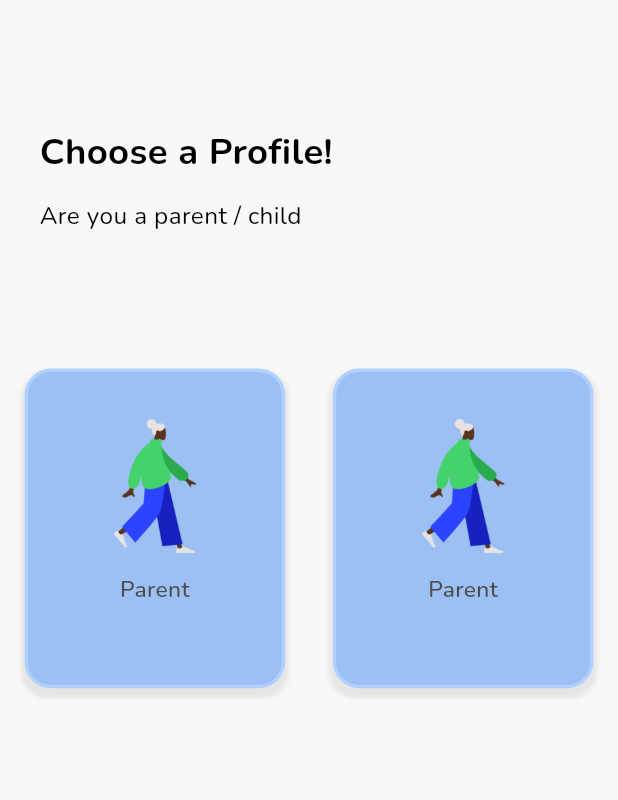
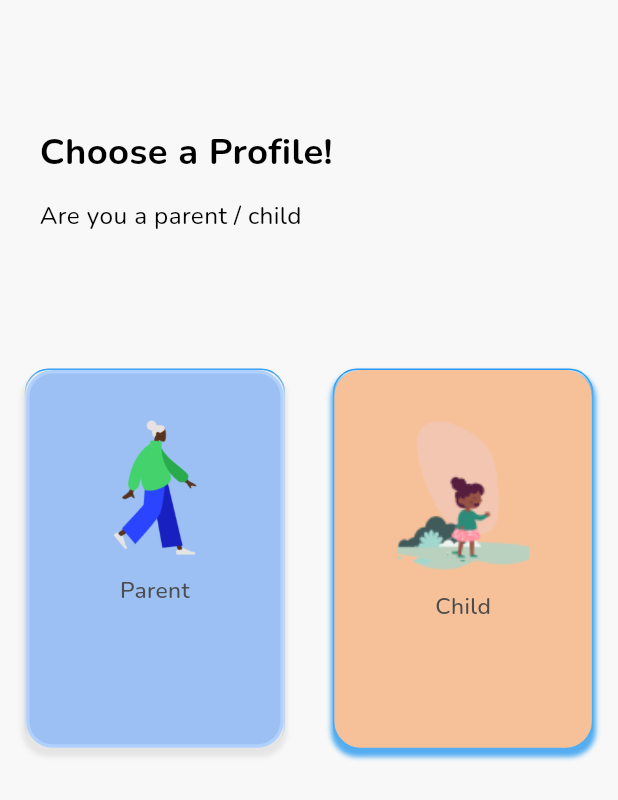
Before and after one commit to Adama101/FedaAfrica, a Flutter app: the UsertypeScreen screen opened by its route, on a phone screen of 412 x 824 dp. Shown: the top 800 px of the screen. Run offline on Flutter 3.47's test engine with Material 3 defaults, Android fonts, the phone set to English and light mode, and no system bars; our stand-ins replace cached_network_image, carousel_slider, easy_date_timeline, flutter_svg, smooth_page_indicator.

Commit message:
All done with the UserType Screen

```diff
--- a/lib/screens/others/usertype_screen/usertype_screen.dart
+++ b/lib/screens/others/usertype_screen/usertype_screen.dart
@@ -1,6 +1,7 @@
-import 'widgets/usertypescreen_item_widget.dart';
 import 'package:flutter/material.dart';
 import 'package:fedaafrica/core/app_export.dart';
+import 'package:fedaafrica/screens/others/usertype_screen/widgets/childUsertypescreen.dart';
+import 'package:fedaafrica/screens/others/usertype_screen/widgets/parentUsertypescreen.dart';
 
 class UsertypeScreen extends StatelessWidget {
   const UsertypeScreen({Key? key}) : super(key: key);
@@ -19,37 +20,79 @@ class UsertypeScreen extends StatelessWidget {
             children: [
               Padding(
                 padding: EdgeInsets.only(left: 9.h),
-                          child: Text("Choose a Profile!",
-                              style: theme.textTheme.headlineSmall)),
+                child: Text(
+                  "Choose a Profile!",
+                  style: theme.textTheme.headlineSmall,
+                ),
+              ),
               SizedBox(height: 13.v),
               Padding(
                 padding: EdgeInsets.only(left: 9.h),
-                          child: Text("Are you a parent / child",
-                              style: theme.textTheme.bodyLarge)),
+                child: Text(
+                  "Are you a parent / child",
+                  style: theme.textTheme.bodyLarge,
+                ),
+              ),
               SizedBox(height: 89.v),
-                      _buildUsertypescreen(context)
-                    ]))));
+              Row(
+                children: [
+                  Expanded(
+                    child: _parentUsertypescreen(context),
+                  ),
+                  SizedBox(width: 29.h),
+                  Expanded(
+                    child: _childUsertypescreen(context),
+                  ),
+                ],
+              ),
+            ],
+          ),
+        ),
+      ),
+    );
   }
 
-  /// Section Widget
-  Widget _buildUsertypescreen(BuildContext context) {
+  Widget _parentUsertypescreen(BuildContext context) {
     return SizedBox(
-        height: 210.v,
+      height: 250.v,
       child: ListView.separated(
         scrollDirection: Axis.horizontal,
         separatorBuilder: (context, index) {
           return SizedBox(width: 29.h);
         },
-            itemCount: 2,
+        itemCount: 1,
         itemBuilder: (context, index) {
-              return UsertypescreenItemWidget(onTapFrame: () {
-                onTapFrame(context);
-              });
-            }));
+          return parentUsertypescreenItemWidget(
+            onTapFrame: () {
+              _onTapFrame(context);
+            },
+          );
+        },
+      ),
+    );
   }
 
-  /// Navigates to the parentLoginScreen when the action is triggered.
-  onTapFrame(BuildContext context) {
+  Widget _childUsertypescreen(BuildContext context) {
+    return SizedBox(
+      height: 250.v,
+      child: ListView.separated(
+        scrollDirection: Axis.horizontal,
+        separatorBuilder: (context, index) {
+          return SizedBox(width: 29.h);
+        },
+        itemCount: 1,
+        itemBuilder: (context, index) {
+          return childUsertypescreenItemWidget(
+            onTapFrame: () {
+              _onTapFrame(context);
+            },
+          );
+        },
+      ),
+    );
+  }
+
+  void _onTapFrame(BuildContext context) {
     Navigator.pushNamed(context, AppRoutes.parentLoginScreen);
   }
 }
--- /dev/null
+++ b/lib/screens/others/usertype_screen/widgets/childUsertypescreen.dart
@@ -0,0 +1,65 @@
+import 'package:flutter/material.dart';
+import 'package:fedaafrica/core/app_export.dart';
+
+// ignore: must_be_immutable
+class childUsertypescreenItemWidget extends StatelessWidget {
+  childUsertypescreenItemWidget({
+    Key? key,
+    this.onTapFrame,
+  }) : super(
+          key: key,
+        );
+
+  VoidCallback? onTapFrame;
+
+  @override
+  Widget build(BuildContext context) {
+    return SizedBox(
+      width: 158.h,
+      child: GestureDetector(
+        onTap: () {
+          onTapFrame!.call();
+        },
+        child: _childUsertypescreen(
+          child: Container(
+            padding: EdgeInsets.symmetric(
+              horizontal: 10.h,
+              vertical: 10.v,
+            ),
+            decoration: AppDecoration.pink.copyWith(
+              borderRadius: BorderRadiusStyle.roundedBorder16,
+            ),
+            child: Column(
+              mainAxisSize: MainAxisSize.min,
+              children: [
+                SizedBox(height: 20.v),
+                CustomImageView(
+                  imagePath: ImageConstant.child_frame,
+                  height: 100.v,
+                  width: 80.h,
+                ),
+                SizedBox(height: 12.v),
+                Text(
+                  "Child",
+                  style: CustomTextStyles.titleSmallGray80001,
+                ),
+              ],
+            ),
+          ),
+        ),
+      ),
+    );
+  }
+
+  Widget _childUsertypescreen({required Widget child}) {
+    return Container(
+      decoration: BoxDecoration(
+        border: Border.all(
+          color: Colors.blue,
+        ),
+        borderRadius: BorderRadius.circular(16),
+      ),
+      child: child,
+    );
+  }
+}
--- /dev/null
+++ b/lib/screens/others/usertype_screen/widgets/parentUsertypescreen.dart
@@ -0,0 +1,65 @@
+import 'package:flutter/material.dart';
+import 'package:fedaafrica/core/app_export.dart';
+
+// ignore: must_be_immutable
+class parentUsertypescreenItemWidget extends StatelessWidget {
+  parentUsertypescreenItemWidget({
+    Key? key,
+    this.onTapFrame,
+  }) : super(
+          key: key,
+        );
+
+  VoidCallback? onTapFrame;
+
+  @override
+  Widget build(BuildContext context) {
+    return SizedBox(
+      width: 158.h,
+      child: GestureDetector(
+        onTap: () {
+          onTapFrame!.call();
+        },
+        child: _parentUsertypescreen(
+          child: Container(
+            padding: EdgeInsets.symmetric(
+              horizontal: 10.h,
+              vertical: 10.v,
+            ),
+            decoration: AppDecoration.outlineBlue.copyWith(
+              borderRadius: BorderRadiusStyle.roundedBorder16,
+            ),
+            child: Column(
+              mainAxisSize: MainAxisSize.min,
+              children: [
+                SizedBox(height: 20.v),
+                CustomImageView(
+                  imagePath: ImageConstant.imgHumaaansStanding,
+                  height: 90.v,
+                  width: 60.h,
+                ),
+                SizedBox(height: 12.v),
+                Text(
+                  "Parent",
+                  style: CustomTextStyles.titleSmallGray80001,
+                ),
+              ],
+            ),
+          ),
+        ),
+      ),
+    );
+  }
+
+  Widget _parentUsertypescreen({required Widget child}) {
+    return Container(
+      decoration: BoxDecoration(
+        border: Border.all(
+          color: Colors.blue,
+        ),
+        borderRadius: BorderRadius.circular(16),
+      ),
+      child: child,
+    );
+  }
+}
--- a/lib/screens/others/usertype_screen/widgets/usertypescreen_item_widget.dart
+++ /dev/null
@@ -1,51 +0,0 @@
-import 'package:flutter/material.dart';
-import 'package:fedaafrica/core/app_export.dart';
-
-// ignore: must_be_immutable
-class UsertypescreenItemWidget extends StatelessWidget {
-  UsertypescreenItemWidget({
-    Key? key,
-    this.onTapFrame,
-  }) : super(
-          key: key,
-        );
-
-  VoidCallback? onTapFrame;
-
-  @override
-  Widget build(BuildContext context) {
-    return SizedBox(
-      width: 158.h,
-      child: GestureDetector(
-        onTap: () {
-          onTapFrame!.call();
-        },
-        child: Container(
-          padding: EdgeInsets.symmetric(
-            horizontal: 10.h,
-            vertical: 10.v,
-          ),
-          decoration: AppDecoration.outlineBlue.copyWith(
-            borderRadius: BorderRadiusStyle.roundedBorder16,
-          ),
-          child: Column(
-            mainAxisSize: MainAxisSize.min,
-            children: [
-              SizedBox(height: 20.v),
-              CustomImageView(
-                imagePath: ImageConstant.imgHumaaansStanding,
-                height: 90.v,
-                width: 60.h,
-              ),
-              SizedBox(height: 12.v),
-              Text(
-                "Parent",
-                style: CustomTextStyles.titleSmallGray80001,
-              ),
-            ],
-          ),
-        ),
-      ),
-    );
-  }
-}
--- a/lib/theme/app_decoration.dart
+++ b/lib/theme/app_decoration.dart
@@ -5,6 +5,9 @@ class AppDecoration {
   // Fill decorations
   static BoxDecoration get fillAmber => BoxDecoration(
         color: appTheme.amber500,
+      );
+  static BoxDecoration get fillPink => BoxDecoration(
+        color: appTheme.pink50,
       );
   static BoxDecoration get fillBlack => BoxDecoration(
         color: appTheme.black900.withOpacity(0.11),
@@ -283,6 +286,24 @@ class AppDecoration {
           ),
         ],
       );
+  static BoxDecoration get pink => BoxDecoration(
+        color: appTheme.pink50,
+        border: Border.all(
+          color: appTheme.pink50,
+          width: 2.h,
+        ),
+        boxShadow: [
+          BoxShadow(
+            color: appTheme.blue400,
+            spreadRadius: 2.h,
+            blurRadius: 2.h,
+            offset: Offset(
+              0,
+              4,
+            ),
+          ),
+        ],
+      );
 }
 
 class BorderRadiusStyle {
--- a/lib/theme/theme_helper.dart
+++ b/lib/theme/theme_helper.dart
@@ -322,7 +322,9 @@ class PrimaryColors {
   // Yellow
   Color get yellow50 => Color(0XFFFFFBED);
   Color get yellowA700 => Color(0XFFEED70B);
-}
+  // Pink
+  Color get pink50 => Color.fromARGB(255, 246, 193, 153);
+  Color get pink70 => Color.fromARGB(255, 206, 109, 109);}
 
 PrimaryColors get appTheme => ThemeHelper().themeColor();
 ThemeData get theme => ThemeHelper().themeData();
```
Also changed, not shown: assets/images/child_frame.png. Lines whose indentation alone changed are shown as unchanged.
